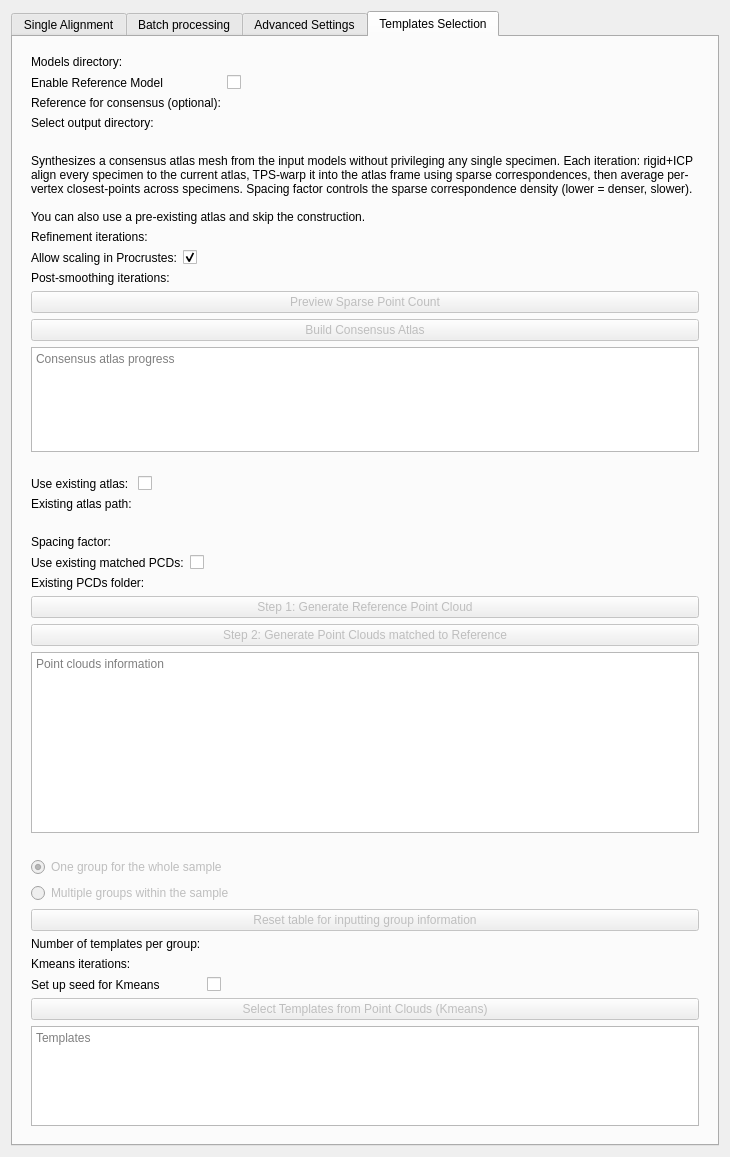
First picture: the form in ALPACA/Resources/UI/ALPACA.ui, repository SlicerMorph/SlicerMorph, before the edit.
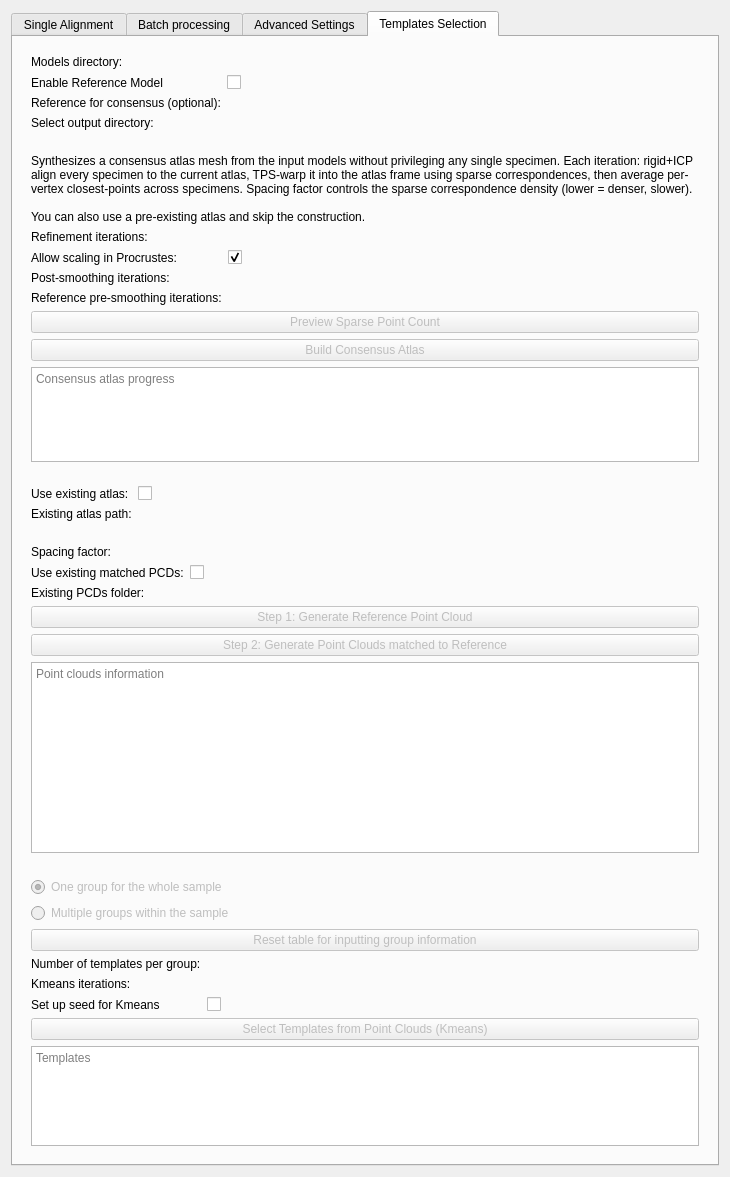
Second picture: the form after the edit. The open tabs and pages were chosen to show the change. Custom widgets are drawn as their Qt base class.

Commit message: UI: add smoothReferenceIterations slider; remove pcdOutputDir from atlas build; save reference PCD

```diff
--- a/ALPACA/Resources/UI/ALPACA.ui
+++ b/ALPACA/Resources/UI/ALPACA.ui
@@ -1222,7 +1222,33 @@
             </property>
            </widget>
           </item>
-          <item row="5" column="0" colspan="2">
+          <item row="5" column="0">
+           <widget class="QLabel" name="smoothReferenceIterationsLabel">
+            <property name="text">
+             <string>Reference pre-smoothing iterations:</string>
+            </property>
+           </widget>
+          </item>
+          <item row="5" column="1">
+           <widget class="ctkDoubleSpinBox" name="smoothReferenceIterations" native="true">
+            <property name="toolTip">
+             <string>Taubin (volume-preserving) smoothing iterations applied once to the bootstrap reference before iteration 0. Reduces high-frequency surface noise that would otherwise bias the initial atlas shape. 0 disables pre-smoothing.</string>
+            </property>
+            <property name="decimals" stdset="0">
+             <number>0</number>
+            </property>
+            <property name="minimum" stdset="0">
+             <double>0.000000000000000</double>
+            </property>
+            <property name="maximum" stdset="0">
+             <double>100.000000000000000</double>
+            </property>
+            <property name="value" stdset="0">
+             <double>50.000000000000000</double>
+            </property>
+           </widget>
+          </item>
+          <item row="6" column="0" colspan="2">
            <widget class="QPushButton" name="previewDensityButton">
             <property name="enabled">
              <bool>false</bool>
@@ -1235,7 +1261,7 @@
             </property>
            </widget>
           </item>
-          <item row="6" column="0" colspan="2">
+          <item row="7" column="0" colspan="2">
            <widget class="QPushButton" name="buildConsensusAtlasButton">
             <property name="enabled">
              <bool>false</bool>
@@ -1248,7 +1274,7 @@
             </property>
            </widget>
           </item>
-          <item row="7" column="0" colspan="2">
+          <item row="8" column="0" colspan="2">
            <widget class="QPlainTextEdit" name="consensusInfo">
             <property name="sizePolicy">
              <sizepolicy hsizetype="Preferred" vsizetype="MinimumExpanding">
```
The commit also changes 2 other files.
